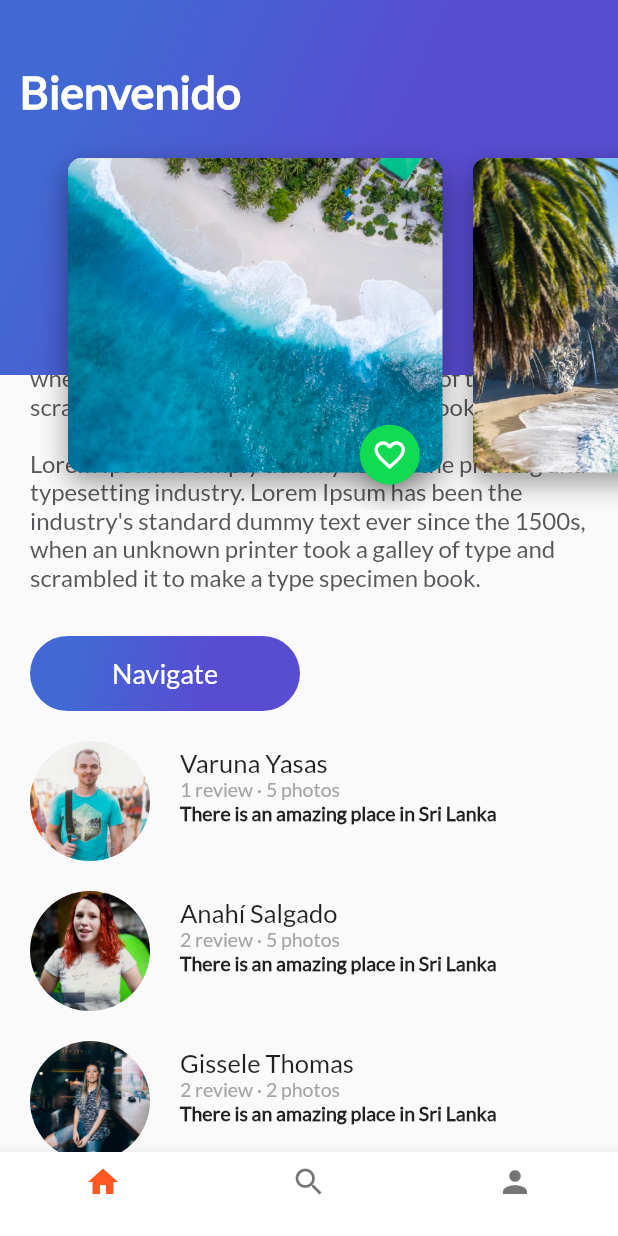
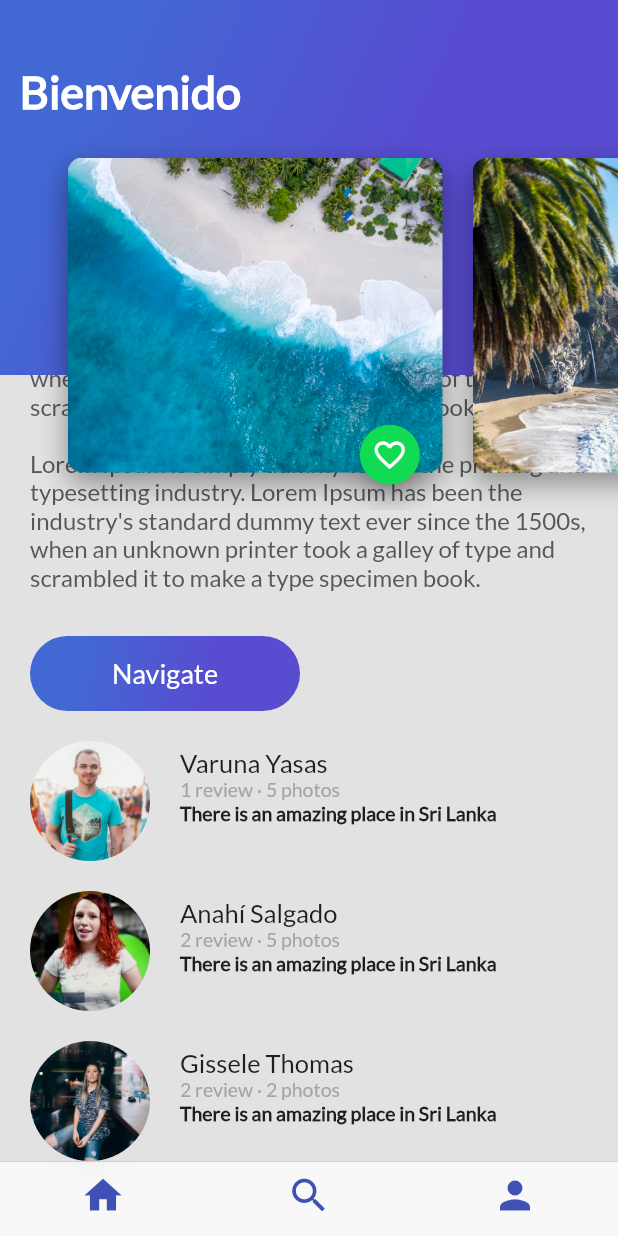
Before and after one commit to KatherinAguilera/flutterApp, a Flutter app: the screen it shows after launch, scrolled down 191 dp, on a phone screen of 412 x 824 dp. Run offline on Flutter 3.47's test engine with Material 2 defaults, Android fonts, the phone set to English and light mode, and no system bars.

Commit message:
BottomBar Cupertino

```diff
--- a/lib/main.dart
+++ b/lib/main.dart
@@ -1,5 +1,6 @@
 import 'package:flutter/material.dart';
 import 'platzi_trips.dart';
+import 'platzi_trips_cupertino.dart';
 // import 'package:flutter/services.dart';
 
 void main() => runApp(MyApp());
@@ -16,7 +17,8 @@ class MyApp extends StatelessWidget {
       theme: ThemeData(
         primarySwatch: Colors.deepOrange,
       ),
-    home: PlatziTrips()
+    // home: PlatziTrips()
+      home: PlatziTripsCupertino(),
     );
   }
 }
--- /dev/null
+++ b/lib/platzi_trips_cupertino.dart
@@ -0,0 +1,55 @@
+import 'package:flutter/material.dart';
+import 'package:flutter/cupertino.dart';
+import 'home_trips.dart';
+import 'search_trips.dart';
+import 'profile_trips.dart';
+
+class PlatziTripsCupertino extends StatelessWidget {
+  @override
+  Widget build(BuildContext context) {
+    // TODO: implement build
+    return Scaffold(
+      bottomNavigationBar: CupertinoTabScaffold(
+        tabBar: CupertinoTabBar(
+            items: [
+              BottomNavigationBarItem(
+                  icon: Icon(Icons.home, color: Colors.indigo),
+
+              ),
+              BottomNavigationBarItem(
+                  icon: Icon(Icons.search, color: Colors.indigo),
+                  // title: Text("")
+              ),
+              BottomNavigationBarItem(
+                  icon: Icon(Icons.person, color: Colors.indigo),
+                  // title: Text("")
+              ),
+            ]
+        ),
+
+        tabBuilder: (BuildContext context, int index) {
+          switch (index) {
+            case 0:
+              return CupertinoTabView(
+                builder: (BuildContext context) => HomeTrips(),
+              );
+              break;
+            case 1:
+              return CupertinoTabView(
+                builder: (BuildContext context) => SearchTrips(),
+              );
+              break;
+            case 2:
+              return CupertinoTabView(
+                builder: (BuildContext context) => ProfileTrips(),
+              );
+              break;
+
+          }
+
+        },
+      ),
+    );
+  }
+
+}
```
